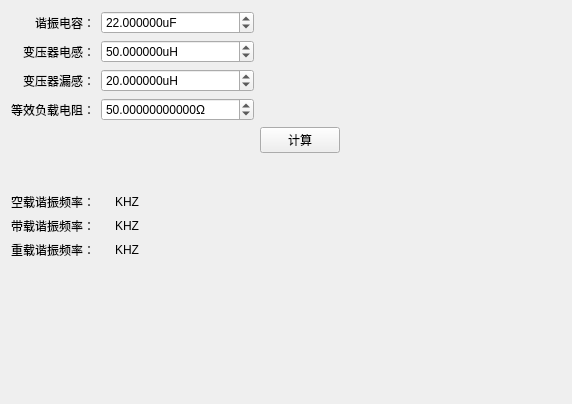
Before: the Qt Designer form src/LLC_window.ui in microcai/JLC_R_util, drawn with Qt 5.
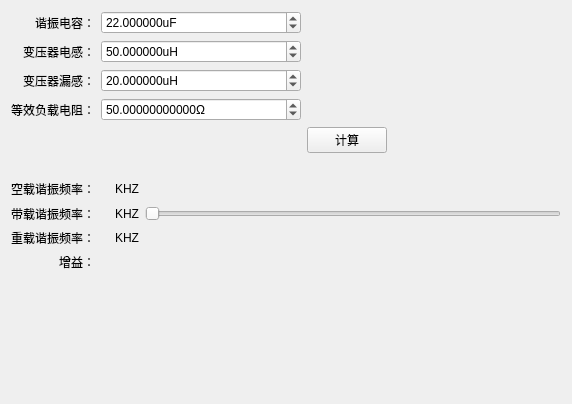
After: the same form once the commit is applied.

```diff
--- a/src/LLC_window.ui
+++ b/src/LLC_window.ui
@@ -13,11 +13,17 @@
   <property name="windowTitle">
    <string>Icalc</string>
   </property>
-  <layout class="QVBoxLayout" name="verticalLayout_2" stretch="0,1,0,4">
+  <layout class="QVBoxLayout" name="verticalLayout" stretch="0,1,0,6">
    <item>
     <layout class="QGridLayout" name="gridLayout">
      <item row="0" column="1">
       <widget class="QDoubleSpinBox" name="Cf">
+       <property name="minimumSize">
+        <size>
+         <width>200</width>
+         <height>0</height>
+        </size>
+       </property>
        <property name="suffix">
         <string>uF</string>
        </property>
@@ -34,6 +40,12 @@
      </item>
      <item row="2" column="1">
       <widget class="QDoubleSpinBox" name="Lr">
+       <property name="minimumSize">
+        <size>
+         <width>200</width>
+         <height>0</height>
+        </size>
+       </property>
        <property name="correctionMode">
         <enum>QAbstractSpinBox::CorrectionMode::CorrectToPreviousValue</enum>
        </property>
@@ -53,6 +65,12 @@
      </item>
      <item row="1" column="1">
       <widget class="QDoubleSpinBox" name="Lm">
+       <property name="minimumSize">
+        <size>
+         <width>200</width>
+         <height>0</height>
+        </size>
+       </property>
        <property name="correctionMode">
         <enum>QAbstractSpinBox::CorrectionMode::CorrectToPreviousValue</enum>
        </property>
@@ -72,6 +90,12 @@
      </item>
      <item row="3" column="1">
       <widget class="QDoubleSpinBox" name="Rload">
+       <property name="minimumSize">
+        <size>
+         <width>200</width>
+         <height>0</height>
+        </size>
+       </property>
        <property name="correctionMode">
         <enum>QAbstractSpinBox::CorrectionMode::CorrectToPreviousValue</enum>
        </property>
@@ -165,12 +189,90 @@
     </spacer>
    </item>
    <item>
-    <layout class="QHBoxLayout" name="horizontalLayout_4">
-     <item>
-      <layout class="QVBoxLayout" name="verticalLayout">
-       <item>
-        <layout class="QHBoxLayout" name="horizontalLayout">
-         <item>
+    <layout class="QGridLayout" name="gridLayout_2">
+     <item row="1" column="2">
+      <widget class="QLabel" name="label_10">
+       <property name="text">
+        <string>KHZ</string>
+       </property>
+       <property name="alignment">
+        <set>Qt::AlignmentFlag::AlignLeading|Qt::AlignmentFlag::AlignLeft|Qt::AlignmentFlag::AlignVCenter</set>
+       </property>
+      </widget>
+     </item>
+     <item row="0" column="2">
+      <widget class="QLabel" name="label_5">
+       <property name="text">
+        <string>KHZ</string>
+       </property>
+       <property name="alignment">
+        <set>Qt::AlignmentFlag::AlignLeading|Qt::AlignmentFlag::AlignLeft|Qt::AlignmentFlag::AlignVCenter</set>
+       </property>
+      </widget>
+     </item>
+     <item row="3" column="2">
+      <widget class="QLabel" name="label_7">
+       <property name="text">
+        <string>KHZ</string>
+       </property>
+       <property name="alignment">
+        <set>Qt::AlignmentFlag::AlignLeading|Qt::AlignmentFlag::AlignLeft|Qt::AlignmentFlag::AlignVCenter</set>
+       </property>
+      </widget>
+     </item>
+     <item row="3" column="0">
+      <widget class="QLabel" name="label_6">
+       <property name="text">
+        <string>重载谐振频率：</string>
+       </property>
+       <property name="alignment">
+        <set>Qt::AlignmentFlag::AlignRight|Qt::AlignmentFlag::AlignTrailing|Qt::AlignmentFlag::AlignVCenter</set>
+       </property>
+      </widget>
+     </item>
+     <item row="4" column="1">
+      <widget class="QLabel" name="gain">
+       <property name="minimumSize">
+        <size>
+         <width>8</width>
+         <height>8</height>
+        </size>
+       </property>
+       <property name="text">
+        <string/>
+       </property>
+       <property name="alignment">
+        <set>Qt::AlignmentFlag::AlignRight|Qt::AlignmentFlag::AlignTrailing|Qt::AlignmentFlag::AlignVCenter</set>
+       </property>
+      </widget>
+     </item>
+     <item row="4" column="0">
+      <widget class="QLabel" name="label_11">
+       <property name="text">
+        <string>增益：</string>
+       </property>
+       <property name="alignment">
+        <set>Qt::AlignmentFlag::AlignRight|Qt::AlignmentFlag::AlignTrailing|Qt::AlignmentFlag::AlignVCenter</set>
+       </property>
+      </widget>
+     </item>
+     <item row="3" column="1">
+      <widget class="QLabel" name="Resonant_frequency2">
+       <property name="minimumSize">
+        <size>
+         <width>8</width>
+         <height>8</height>
+        </size>
+       </property>
+       <property name="text">
+        <string/>
+       </property>
+       <property name="alignment">
+        <set>Qt::AlignmentFlag::AlignRight|Qt::AlignmentFlag::AlignTrailing|Qt::AlignmentFlag::AlignVCenter</set>
+       </property>
+      </widget>
+     </item>
+     <item row="0" column="0">
           <widget class="QLabel" name="label_3">
            <property name="text">
             <string>空载谐振频率：</string>
@@ -180,7 +282,23 @@
            </property>
           </widget>
          </item>
-         <item>
+     <item row="1" column="1">
+      <widget class="QLabel" name="Resonant_frequency">
+       <property name="minimumSize">
+        <size>
+         <width>8</width>
+         <height>8</height>
+        </size>
+       </property>
+       <property name="text">
+        <string/>
+       </property>
+       <property name="alignment">
+        <set>Qt::AlignmentFlag::AlignRight|Qt::AlignmentFlag::AlignTrailing|Qt::AlignmentFlag::AlignVCenter</set>
+       </property>
+      </widget>
+     </item>
+     <item row="0" column="1">
           <widget class="QLabel" name="Resonant_frequency1">
            <property name="minimumSize">
             <size>
@@ -196,21 +314,7 @@
            </property>
           </widget>
          </item>
-         <item>
-          <widget class="QLabel" name="label_5">
-           <property name="text">
-            <string>KHZ</string>
-           </property>
-           <property name="alignment">
-            <set>Qt::AlignmentFlag::AlignLeading|Qt::AlignmentFlag::AlignLeft|Qt::AlignmentFlag::AlignVCenter</set>
-           </property>
-          </widget>
-         </item>
-        </layout>
-       </item>
-       <item>
-        <layout class="QHBoxLayout" name="horizontalLayout_3">
-         <item>
+     <item row="1" column="0">
           <widget class="QLabel" name="label_9">
            <property name="text">
             <string>带载谐振频率：</string>
@@ -220,77 +324,7 @@
            </property>
           </widget>
          </item>
-         <item>
-          <widget class="QLabel" name="Resonant_frequency">
-           <property name="minimumSize">
-            <size>
-             <width>8</width>
-             <height>8</height>
-            </size>
-           </property>
-           <property name="text">
-            <string/>
-           </property>
-           <property name="alignment">
-            <set>Qt::AlignmentFlag::AlignRight|Qt::AlignmentFlag::AlignTrailing|Qt::AlignmentFlag::AlignVCenter</set>
-           </property>
-          </widget>
-         </item>
-         <item>
-          <widget class="QLabel" name="label_10">
-           <property name="text">
-            <string>KHZ</string>
-           </property>
-           <property name="alignment">
-            <set>Qt::AlignmentFlag::AlignLeading|Qt::AlignmentFlag::AlignLeft|Qt::AlignmentFlag::AlignVCenter</set>
-           </property>
-          </widget>
-         </item>
-        </layout>
-       </item>
-       <item>
-        <layout class="QHBoxLayout" name="horizontalLayout_2">
-         <item>
-          <widget class="QLabel" name="label_6">
-           <property name="text">
-            <string>重载谐振频率：</string>
-           </property>
-           <property name="alignment">
-            <set>Qt::AlignmentFlag::AlignRight|Qt::AlignmentFlag::AlignTrailing|Qt::AlignmentFlag::AlignVCenter</set>
-           </property>
-          </widget>
-         </item>
-         <item>
-          <widget class="QLabel" name="Resonant_frequency2">
-           <property name="minimumSize">
-            <size>
-             <width>8</width>
-             <height>8</height>
-            </size>
-           </property>
-           <property name="text">
-            <string/>
-           </property>
-           <property name="alignment">
-            <set>Qt::AlignmentFlag::AlignRight|Qt::AlignmentFlag::AlignTrailing|Qt::AlignmentFlag::AlignVCenter</set>
-           </property>
-          </widget>
-         </item>
-         <item>
-          <widget class="QLabel" name="label_7">
-           <property name="text">
-            <string>KHZ</string>
-           </property>
-           <property name="alignment">
-            <set>Qt::AlignmentFlag::AlignLeading|Qt::AlignmentFlag::AlignLeft|Qt::AlignmentFlag::AlignVCenter</set>
-           </property>
-          </widget>
-         </item>
-        </layout>
-       </item>
-      </layout>
-     </item>
-     <item>
+     <item row="0" column="4">
       <spacer name="horizontalSpacer_2">
        <property name="orientation">
         <enum>Qt::Orientation::Horizontal</enum>
@@ -303,6 +337,22 @@
        </property>
       </spacer>
      </item>
+     <item row="1" column="4">
+      <widget class="QSlider" name="freq_slide">
+       <property name="maximum">
+        <number>999</number>
+       </property>
+       <property name="pageStep">
+        <number>10</number>
+       </property>
+       <property name="sliderPosition">
+        <number>0</number>
+       </property>
+       <property name="orientation">
+        <enum>Qt::Orientation::Horizontal</enum>
+       </property>
+      </widget>
+     </item>
     </layout>
    </item>
    <item>
```
Left out of the diff: 14 changed lines with no effect on the pictures. Lines whose indentation alone changed are shown as unchanged.
